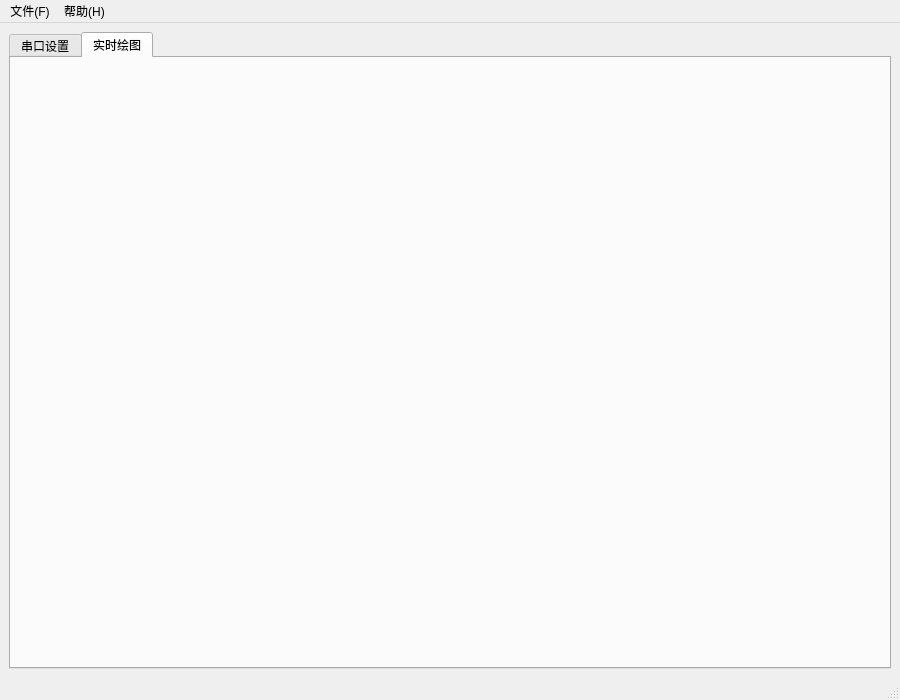
First picture: the form in views/main_window.ui, repository clh0x123/Single-Channel-EEG-Signal-Acquisition-System, before the edit.
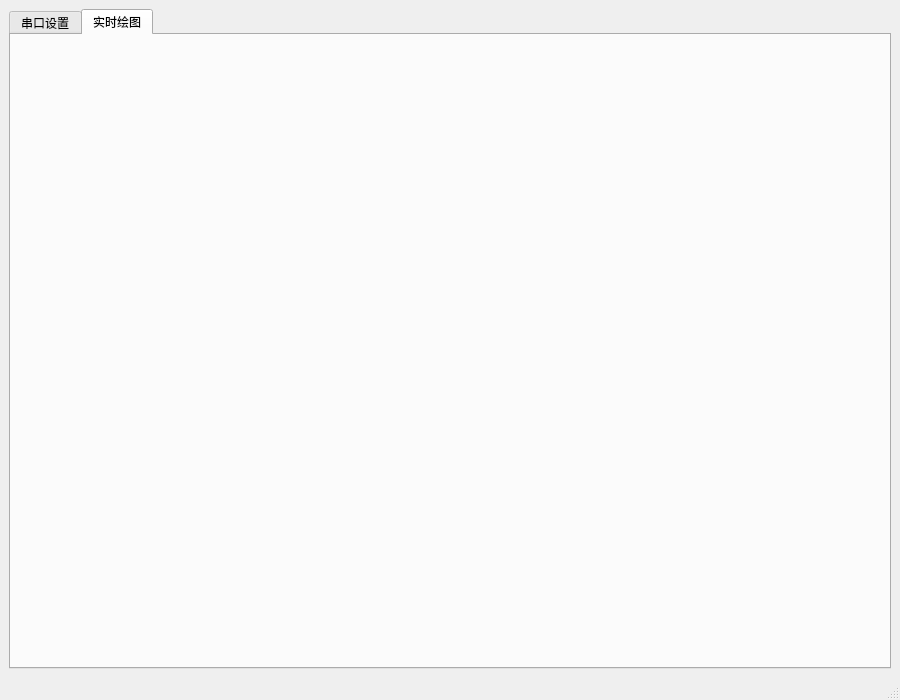
Second picture: the form after the edit.

Diff of the .ui file:
```diff
--- a/views/main_window.ui
+++ b/views/main_window.ui
@@ -518,31 +518,6 @@
     </item>
    </layout>
   </widget>
-  <widget class="QMenuBar" name="menubar">
-   <property name="geometry">
-    <rect>
-     <x>0</x>
-     <y>0</y>
-     <width>900</width>
-     <height>22</height>
-    </rect>
-   </property>
-   <widget class="QMenu" name="menu">
-    <property name="title">
-     <string>文件(F)</string>
-    </property>
-    <addaction name="actionOpen"/>
-    <addaction name="actionSave"/>
-   </widget>
-   <widget class="QMenu" name="menu_1">
-    <property name="title">
-     <string>帮助(H)</string>
-    </property>
-    <addaction name="actionAbout"/>
-   </widget>
-   <addaction name="menu"/>
-   <addaction name="menu_1"/>
-  </widget>
   <widget class="QStatusBar" name="statusbar"/>
   <action name="actionOpen">
    <property name="text">
```
Left out of the diff: 16 changed lines with no effect on the pictures.
